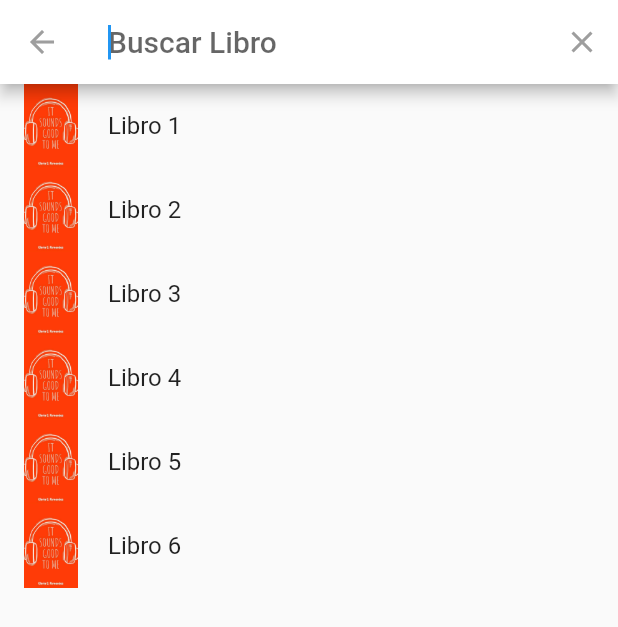
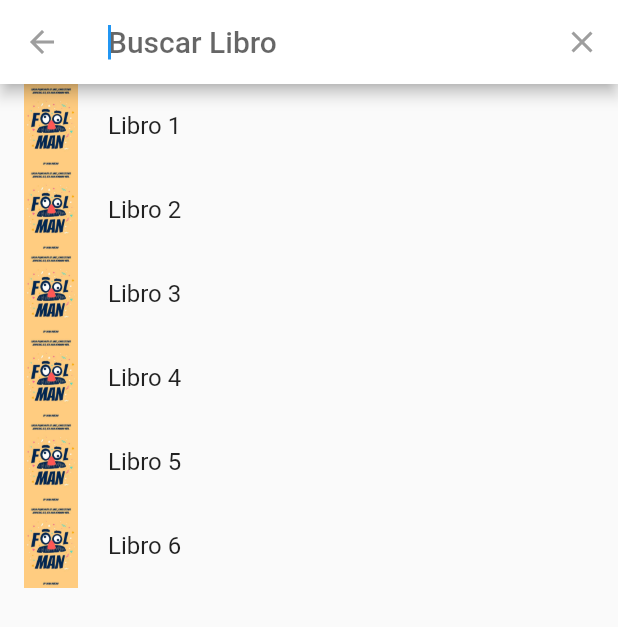
Before and after one commit to NachoBaez18/Biblioteca_app, a Flutter app: the BookDetailPage screen opened by its route, after a tap on the "chevron left" icon, after a tap on the "search" icon, on a phone screen of 412 x 824 dp. Shown: the top 627 px of the screen. Run offline on Flutter 3.47's test engine with Material 2 defaults, Android fonts, the phone set to English and light mode, and no system bars; our stand-ins replace animate_do, font_awesome_flutter.

Commit message:
agregamos los enlaces en la parte del search para ir al detail y solucionar incoveninetes con esa tarea

```diff
--- a/lib/src/delegates/searchBook_delegate.dart
+++ b/lib/src/delegates/searchBook_delegate.dart
@@ -49,9 +49,14 @@ class SearchBook extends SearchDelegate {
         physics: const BouncingScrollPhysics(),
         itemCount: matchQuery.length,
         itemBuilder: (context, i) {
-          return ListTile(
-            leading: const Image(image: AssetImage('assets/image2.jpg')),
-            title: Text(matchQuery[i]),
+          return GestureDetector(
+            onTap: () {
+              Navigator.pushReplacementNamed(context, 'book_detail');
+            },
+            child: ListTile(
+              leading: const Image(image: AssetImage('assets/image1.jpg')),
+              title: Text(matchQuery[i]),
+            ),
           );
         },
       );
@@ -77,9 +82,14 @@ class SearchBook extends SearchDelegate {
         physics: const BouncingScrollPhysics(),
         itemCount: matchQuery.length,
         itemBuilder: (context, i) {
-          return ListTile(
-            leading: const Image(image: AssetImage('assets/image2.jpg')),
-            title: Text(matchQuery[i]),
+          return GestureDetector(
+            onTap: () {
+              Navigator.pushReplacementNamed(context, 'book_detail');
+            },
+            child: ListTile(
+              leading: const Image(image: AssetImage('assets/image1.jpg')),
+              title: Text(matchQuery[i]),
+            ),
           );
         },
       );
--- a/lib/src/pages/book_detail_pages.dart
+++ b/lib/src/pages/book_detail_pages.dart
@@ -9,8 +9,8 @@ class BookDetailPage extends StatelessWidget {
   Widget build(BuildContext context) {
     return Scaffold(
       body: SafeArea(
+        child: SingleChildScrollView(
           child: Column(
-          crossAxisAlignment: CrossAxisAlignment.start,
             children: [
               Row(
                 mainAxisAlignment: MainAxisAlignment.spaceBetween,
@@ -39,11 +39,10 @@ class BookDetailPage extends StatelessWidget {
                   const _ImageBook(),
                   Positioned(
                     left: 60,
-                  top: 350,
+                    top: 300,
                     right: 15,
                     child: SizedBox(
                       height: 450,
-                    width: MediaQuery.of(context).size.width * 0.9,
                       child: Column(
                         crossAxisAlignment: CrossAxisAlignment.start,
                         children: [
@@ -51,11 +50,11 @@ class BookDetailPage extends StatelessWidget {
                             children: [
                               IconButton(
                                 onPressed: () {},
-                              icon: const Icon(Icons.message),
+                                icon: const Icon(Icons.share),
                                 color: Colors.black26,
                               ),
                               const Text(
-                              'Deja un comentario',
+                                'Compartir',
                                 style: TextStyle(color: Colors.black26),
                               ),
                               const SizedBox(width: 20),
@@ -119,6 +118,7 @@ class BookDetailPage extends StatelessWidget {
             ],
           ),
         ),
+      ),
     );
   }
 }
@@ -131,7 +131,7 @@ class _ImageBook extends StatelessWidget {
   @override
   Widget build(BuildContext context) {
     return Positioned(
-      top: 60,
+      top: 20,
       child: Hero(
         tag: 'dash0',
         child: Container(
@@ -159,8 +159,8 @@ class _NombreYalgoMasBook extends StatelessWidget {
   @override
   Widget build(BuildContext context) {
     return Container(
-      margin: const EdgeInsets.only(left: 42, top: 100),
-      height: MediaQuery.of(context).size.height * 0.786,
+      margin: const EdgeInsets.only(left: 42, top: 70),
+      height: MediaQuery.of(context).size.height * 0.82,
       width: MediaQuery.of(context).size.width * 0.9,
       color: Colors.grey[100],
       child: Container(
@@ -182,7 +182,7 @@ class _NombreYalgoMasBook extends StatelessWidget {
                   color: Colors.black26),
               textAlign: TextAlign.start,
             ),
-            SizedBox(height: 40),
+            SizedBox(height: 20),
             StarIcons(3),
           ],
         ),
```
Lines whose indentation alone changed are shown as unchanged.
